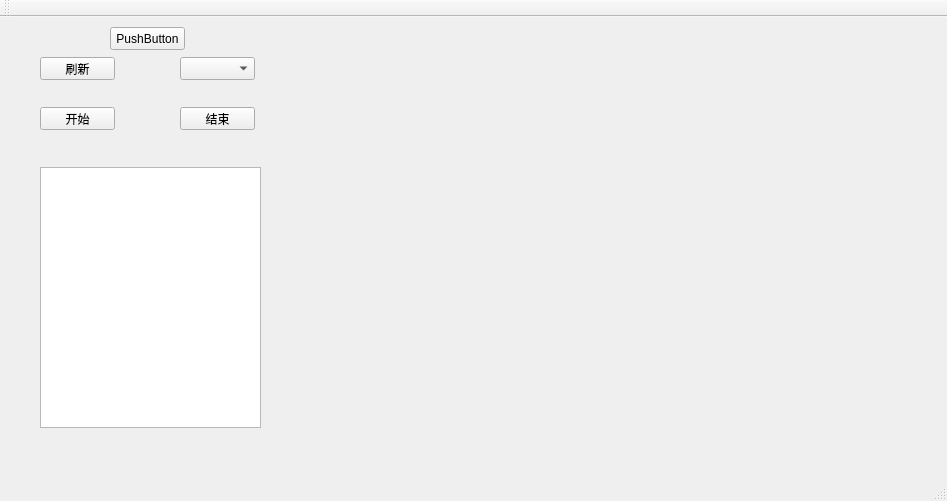
First picture: the form in eleSignal/mainwindow.ui, repository BigCircleLaw/Draw, before the edit.
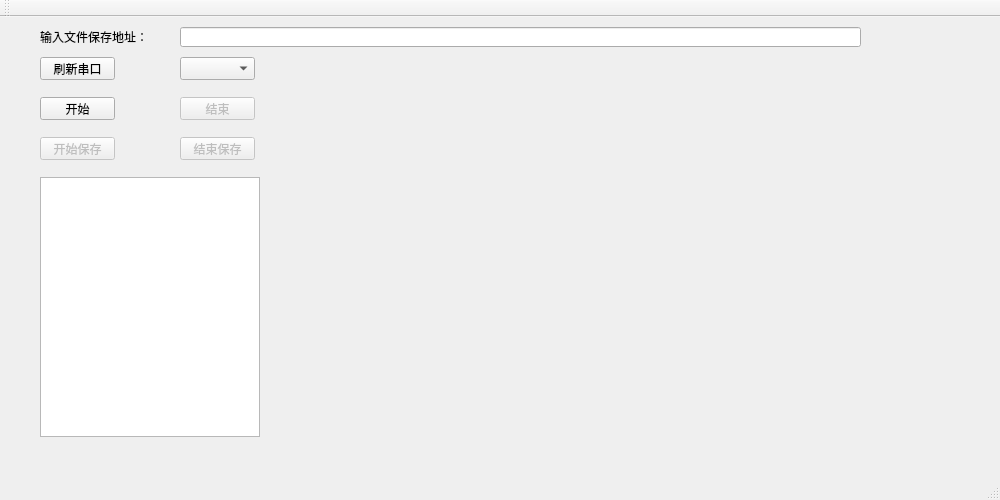
Second picture: the form after the edit.

Commit message: 添加保存文件功能，滤波稍微做了一些。

```diff
--- a/eleSignal/mainwindow.ui
+++ b/eleSignal/mainwindow.ui
@@ -6,8 +6,8 @@
    <rect>
     <x>0</x>
     <y>0</y>
-    <width>947</width>
-    <height>501</height>
+    <width>1000</width>
+    <height>500</height>
    </rect>
   </property>
   <property name="windowTitle">
@@ -24,7 +24,7 @@
      </rect>
     </property>
     <property name="text">
-     <string>刷新</string>
+     <string>刷新串口</string>
     </property>
    </widget>
    <widget class="QComboBox" name="serialPortBox">
@@ -44,17 +44,20 @@
     <property name="geometry">
      <rect>
       <x>40</x>
-      <y>150</y>
-      <width>221</width>
-      <height>261</height>
+      <y>160</y>
+      <width>220</width>
+      <height>260</height>
      </rect>
     </property>
    </widget>
    <widget class="QPushButton" name="beginButton">
+    <property name="enabled">
+     <bool>true</bool>
+    </property>
     <property name="geometry">
      <rect>
       <x>40</x>
-      <y>90</y>
+      <y>80</y>
       <width>75</width>
       <height>23</height>
      </rect>
@@ -64,10 +67,13 @@
     </property>
    </widget>
    <widget class="QPushButton" name="endButton">
+    <property name="enabled">
+     <bool>false</bool>
+    </property>
     <property name="geometry">
      <rect>
       <x>180</x>
-      <y>90</y>
+      <y>80</y>
       <width>75</width>
       <height>23</height>
      </rect>
@@ -76,17 +82,65 @@
      <string>结束</string>
     </property>
    </widget>
-   <widget class="QPushButton" name="pushButton">
+   <widget class="QLabel" name="label">
     <property name="geometry">
      <rect>
-      <x>110</x>
+      <x>40</x>
       <y>10</y>
+      <width>111</width>
+      <height>20</height>
+     </rect>
+    </property>
+    <property name="text">
+     <string>输入文件保存地址：</string>
+    </property>
+   </widget>
+   <widget class="QLineEdit" name="pathText">
+    <property name="geometry">
+     <rect>
+      <x>180</x>
+      <y>10</y>
+      <width>681</width>
+      <height>20</height>
+     </rect>
+    </property>
+    <property name="maximumSize">
+     <size>
+      <width>681</width>
+      <height>20</height>
+     </size>
+    </property>
+   </widget>
+   <widget class="QPushButton" name="startSave">
+    <property name="enabled">
+     <bool>false</bool>
+    </property>
+    <property name="geometry">
+     <rect>
+      <x>40</x>
+      <y>120</y>
       <width>75</width>
       <height>23</height>
      </rect>
     </property>
     <property name="text">
-     <string>PushButton</string>
+     <string>开始保存</string>
+    </property>
+   </widget>
+   <widget class="QPushButton" name="endSave">
+    <property name="enabled">
+     <bool>false</bool>
+    </property>
+    <property name="geometry">
+     <rect>
+      <x>180</x>
+      <y>120</y>
+      <width>75</width>
+      <height>23</height>
+     </rect>
+    </property>
+    <property name="text">
+     <string>结束保存</string>
     </property>
    </widget>
   </widget>
```
Left out of the diff: 2 changed lines with no effect on the pictures. The commit also changes 12 other files.
